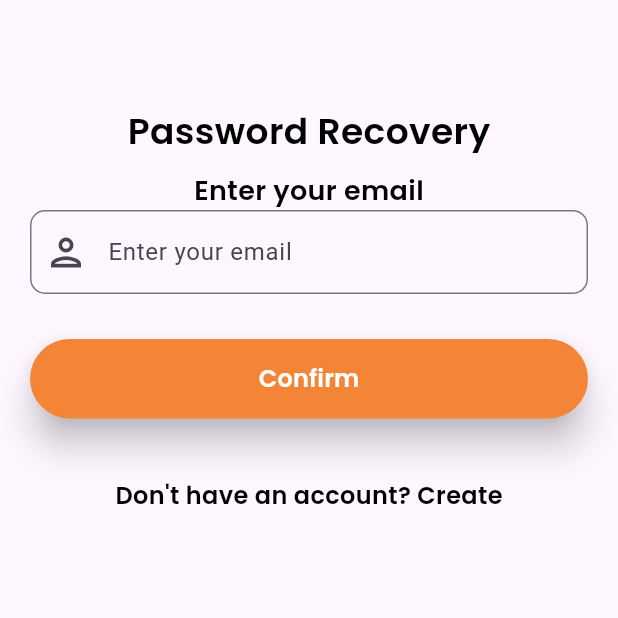
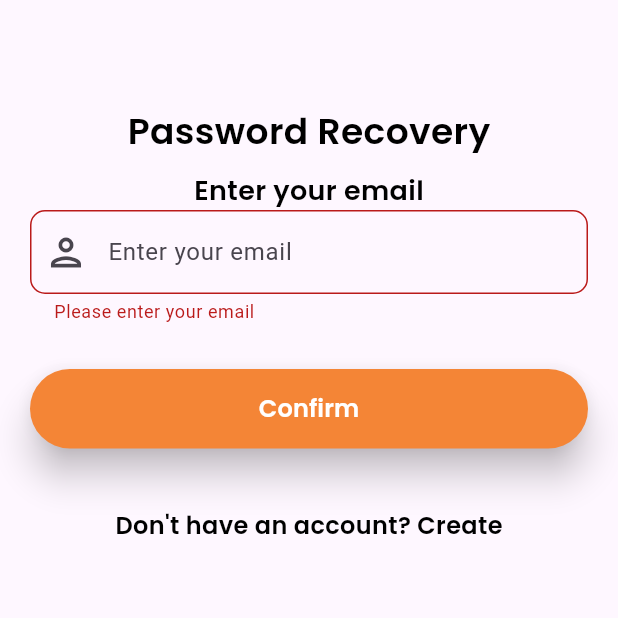
Before and after one commit to NabeelNanakkal/Food-Delivery-App, a Flutter app: the ForgotPassword screen opened directly, after a tap on "Confirm", on a phone screen of 412 x 824 dp, the top half of it. Run offline on Flutter 3.47's test engine with Material 3 defaults, Android fonts, the phone set to English and light mode, and no system bars; our stand-ins replace curved_navigation_bar, firebase_auth, firebase_core; accounts and stored records are empty; network calls fail.

Commit message:
feat: Forgotpassword functionalty completed

```diff
--- a/lib/screens/forgotpassword.dart
+++ b/lib/screens/forgotpassword.dart
@@ -1,3 +1,4 @@
+import 'package:firebase_auth/firebase_auth.dart';
 import 'package:flutter/material.dart';
 import 'package:food_app/screens/signup.dart';
 import 'package:food_app/widget/widget_support.dart';
@@ -11,6 +12,22 @@ class ForgotPassword extends StatefulWidget {
 
 class _ForgotPasswordState extends State<ForgotPassword> {
   TextEditingController emailController = TextEditingController();
+  String email = '';
+  final _formKey = GlobalKey<FormState>();
+
+  resetPassword() async {
+    try {
+      await FirebaseAuth.instance.sendPasswordResetEmail(email: email);
+      ScaffoldMessenger.of(context).showSnackBar(
+          SnackBar(content: Text('Password reset email has been sent')));
+    } on FirebaseAuthException catch (e) {
+      if (e.code == 'user-not-found') {
+        ScaffoldMessenger.of(context)
+            .showSnackBar(SnackBar(content: Text('Enter your valid email')));
+      }
+    }
+  }
+
   @override
   Widget build(BuildContext context) {
     return Scaffold(
@@ -36,6 +53,7 @@ class _ForgotPasswordState extends State<ForgotPassword> {
             ),
             Expanded(
                 child: Form(
+                    key: _formKey,
                     child: Padding(
                       padding: EdgeInsets.only(left: 20.0, right: 20.0),
                       child: ListView(
@@ -55,8 +73,8 @@ class _ForgotPasswordState extends State<ForgotPassword> {
                                   size: 30.0,
                                 ),
                                 border: OutlineInputBorder(
-                            borderRadius:
-                                BorderRadius.all(Radius.circular(10.0)))),
+                                    borderRadius: BorderRadius.all(
+                                        Radius.circular(10.0)))),
                           ),
                           const SizedBox(
                             height: 30.0,
@@ -64,22 +82,38 @@ class _ForgotPasswordState extends State<ForgotPassword> {
                           ElevatedButton(
                               style: const ButtonStyle(
                                   elevation: WidgetStatePropertyAll(10.0),
-                        padding: WidgetStatePropertyAll(EdgeInsets.only(top: 15.0,bottom: 15.0)),
+                                  padding: WidgetStatePropertyAll(
+                                      EdgeInsets.only(top: 15.0, bottom: 15.0)),
                                   backgroundColor: WidgetStatePropertyAll(
                                       Color.fromARGB(255, 244, 133, 54))),
-                      onPressed: () {},
+                              onPressed: () {
+                                if(_formKey.currentState!.validate()){
+                                  setState(() {
+                                    email = emailController.text;
+                                  });
+                                }
+                                resetPassword();
+                              },
                               child: Text(
                                 'Confirm',
                                 style: AppWidget.buttonBoldTextStyle(),
                               )),
-                      const SizedBox(height: 40.0,),
+                          const SizedBox(
+                            height: 40.0,
+                          ),
                           GestureDetector(
                             onTap: () {
-                          Navigator.of(context).push(MaterialPageRoute(builder: (context) {
+                              Navigator.of(context).push(MaterialPageRoute(
+                                builder: (context) {
                                   return const SignUp();
-                          },));
                                 },
-                        child: Center(child: Text("Don't have an account? Create",style: AppWidget.semiBoldText2Style(),)),
+                              ));
+                            },
+                            child: Center(
+                                child: Text(
+                              "Don't have an account? Create",
+                              style: AppWidget.semiBoldText2Style(),
+                            )),
                           )
                         ],
                       ),
```
Lines whose indentation alone changed are shown as unchanged.
